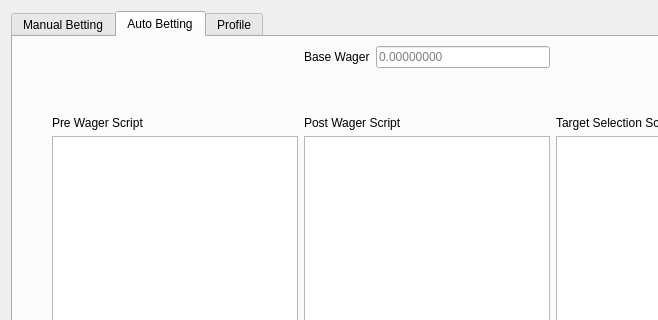
zwangsfixiert/yet-another-dice-bot, file profilewidget.ui: the form before one commit; both pictures show x 0 to 658 and y 0 to 320 of the 854 by 628 pixel window.
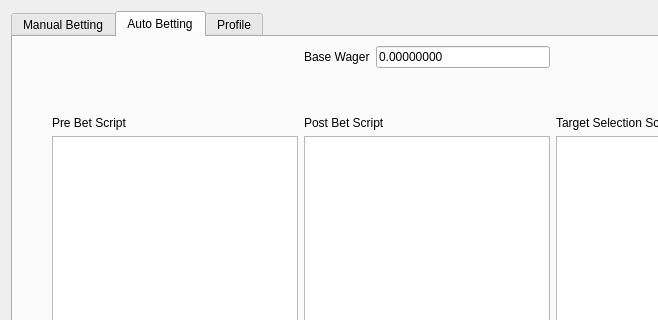
The form after the commit. The open tabs and pages were chosen to show the change.

```diff
--- a/profilewidget.ui
+++ b/profilewidget.ui
@@ -306,7 +306,7 @@
        <item row="2" column="1">
         <widget class="QLabel" name="preWagerLabel">
          <property name="text">
-          <string>Pre Wager Script</string>
+          <string>Pre Bet Script</string>
          </property>
         </widget>
        </item>
@@ -314,6 +314,12 @@
         <layout class="QGridLayout" name="gridLayout_6">
          <item row="0" column="1">
           <widget class="QLineEdit" name="baseWagerLineEdit">
+           <property name="inputMask">
+            <string notr="true"/>
+           </property>
+           <property name="text">
+            <string notr="true">0.00000000</string>
+           </property>
            <property name="placeholderText">
             <string>0.00000000</string>
            </property>
@@ -331,7 +337,7 @@
        <item row="2" column="2">
         <widget class="QLabel" name="postWagerLabel">
          <property name="text">
-          <string>Post Wager Script</string>
+          <string>Post Bet Script</string>
          </property>
         </widget>
        </item>
```
Left out of the diff: 18 changed lines with no effect on the pictures.
